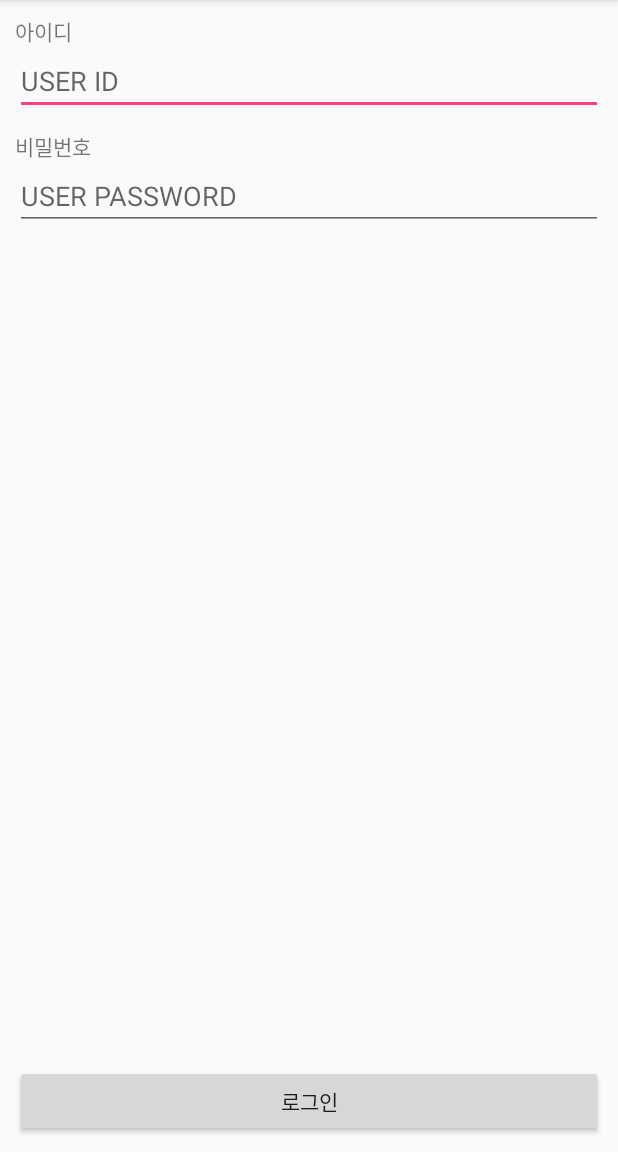
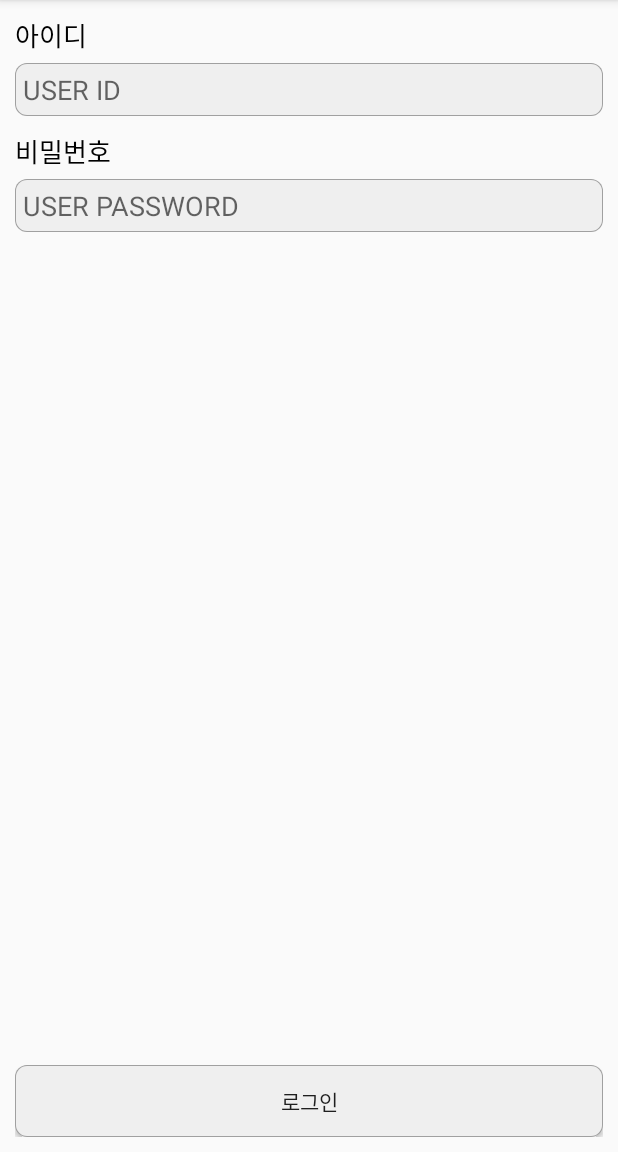
Before and after one commit to cho881020/DeveloperTestingExam, an Android app: the screen it shows after launch (LoginActivity), on a phone screen of 412 x 824 dp, the part 84-1236 px from its top. Run offline under Robolectric (Android 15) with nearby library versions, the phone set to English and light mode, and no system bars.

Commit message:
로그인xml 약간수정, 정상작동

```diff
--- a/app/src/main/java/kr/co/tjeit/developertestingexam/LoginActivity.java
+++ b/app/src/main/java/kr/co/tjeit/developertestingexam/LoginActivity.java
@@ -44,9 +44,7 @@
 
                                         User loginUser = User.getUserFromJson(json.getJSONObject("user"));
 
-
-
-                                        Toast.makeText(mContext, "로그인한사람 :" + loginUser.getName(), Toast.LENGTH_SHORT).show();
+                                        Toast.makeText(mContext, "로그인한사람 : " + loginUser.getName(), Toast.LENGTH_SHORT).show();
 
                                     } else {
                                         Toast.makeText(mContext, "로그인에 실패했습니다. 아이디와 비밀번호를 확인해주세요.", Toast.LENGTH_SHORT).show();
@@ -54,8 +52,6 @@
                                 } catch (JSONException e) {
                                     e.printStackTrace();
                                 }
-
-
                             }
                         });
             }
--- /dev/null
+++ b/app/src/main/res/drawable/login_edittext_background.xml
@@ -0,0 +1,27 @@
+<?xml version="1.0" encoding="utf-8"?>
+<layer-list xmlns:android="http://schemas.android.com/apk/res/android">
+
+    <item>
+        <shape>
+            <corners
+                android:radius="8dp" />
+            <solid
+                android:color="#A0A0A0" />
+        </shape>
+    </item>
+
+
+    <item
+        android:left="1dp"
+        android:top="1dp"
+        android:right="1dp"
+        android:bottom="1dp">
+        <shape>
+            <corners
+                android:radius="7dp" />
+            <solid
+                android:color="#EFEFEF" />
+        </shape>
+    </item>
+
+</layer-list>
--- a/app/src/main/res/layout/activity_login.xml
+++ b/app/src/main/res/layout/activity_login.xml
@@ -10,11 +10,16 @@
 
 
     <TextView
+        android:textSize="17sp"
+        android:textColor="#000000"
         android:layout_width="match_parent"
         android:layout_height="wrap_content"
         android:text="아이디"/>
 
     <EditText
+        android:layout_marginTop="5dp"
+        android:padding="5dp"
+        android:background="@drawable/login_edittext_background"
         android:inputType="textEmailAddress"
         android:id="@+id/idEdt"
         android:layout_width="match_parent"
@@ -22,12 +27,17 @@
         android:hint="USER ID"/>
 
     <TextView
+        android:textSize="17sp"
+        android:textColor="#000000"
         android:layout_marginTop="10dp"
         android:layout_width="match_parent"
         android:layout_height="wrap_content"
         android:text="비밀번호"/>
 
     <EditText
+        android:layout_marginTop="5dp"
+        android:padding="5dp"
+        android:background="@drawable/login_edittext_background"
         android:inputType="textPassword"
         android:id="@+id/pwEdt"
         android:layout_width="match_parent"
@@ -40,6 +50,7 @@
         android:layout_weight="1"/>
 
     <Button
+        android:background="@drawable/login_edittext_background"
         android:id="@+id/loginBtn"
         android:layout_width="match_parent"
         android:layout_height="wrap_content"
```
